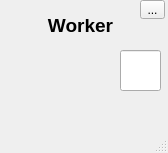
Old version of the form worker.ui in the repository SjdHbz/bullshit.
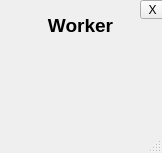
New version of the form. Icons and pictures are not drawn.

```diff
--- a/worker.ui
+++ b/worker.ui
@@ -6,7 +6,7 @@
    <rect>
     <x>0</x>
     <y>0</y>
-    <width>168</width>
+    <width>162</width>
     <height>153</height>
    </rect>
   </property>
@@ -22,7 +22,7 @@
      <rect>
       <x>30</x>
       <y>40</y>
-      <width>91</width>
+      <width>81</width>
       <height>71</height>
      </rect>
     </property>
@@ -46,22 +46,6 @@
      <string>&lt;html&gt;&lt;head/&gt;&lt;body&gt;&lt;p align=&quot;center&quot;&gt;&lt;span style=&quot; font-size:14pt; font-weight:600;&quot;&gt;Worker&lt;/span&gt;&lt;/p&gt;&lt;/body&gt;&lt;/html&gt;</string>
     </property>
    </widget>
-   <widget class="QLineEdit" name="lineEdit_worker">
-    <property name="geometry">
-     <rect>
-      <x>120</x>
-      <y>50</y>
-      <width>41</width>
-      <height>41</height>
-     </rect>
-    </property>
-    <property name="styleSheet">
-     <string notr="true">font: 10pt &quot;MS Shell Dlg 2&quot;;</string>
-    </property>
-    <property name="text">
-     <string/>
-    </property>
-   </widget>
    <widget class="QToolButton" name="toolButton">
     <property name="geometry">
      <rect>
@@ -72,7 +56,23 @@
      </rect>
     </property>
     <property name="text">
-     <string>...</string>
+     <string>X</string>
+    </property>
+   </widget>
+   <widget class="QLabel" name="lineEdit_worker">
+    <property name="geometry">
+     <rect>
+      <x>110</x>
+      <y>60</y>
+      <width>51</width>
+      <height>31</height>
+     </rect>
+    </property>
+    <property name="styleSheet">
+     <string notr="true">font: 75 12pt &quot;MS Shell Dlg 2&quot;;</string>
+    </property>
+    <property name="text">
+     <string/>
     </property>
    </widget>
   </widget>
```
Left out of the diff: 4 changed lines with no effect on the pictures.
